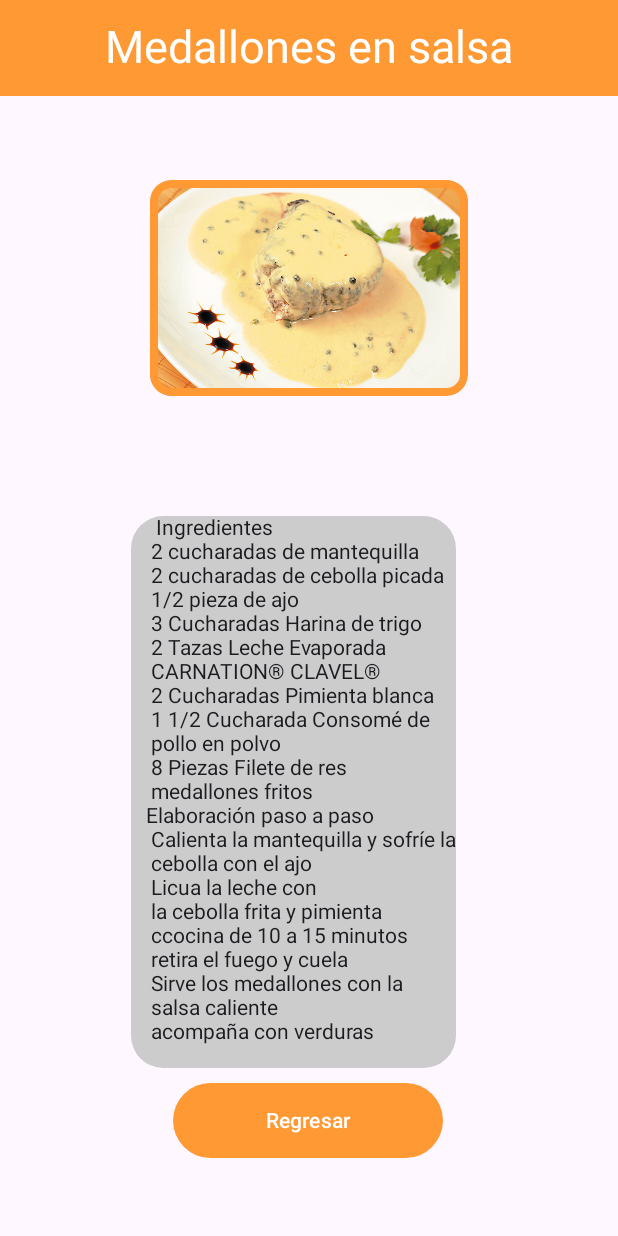
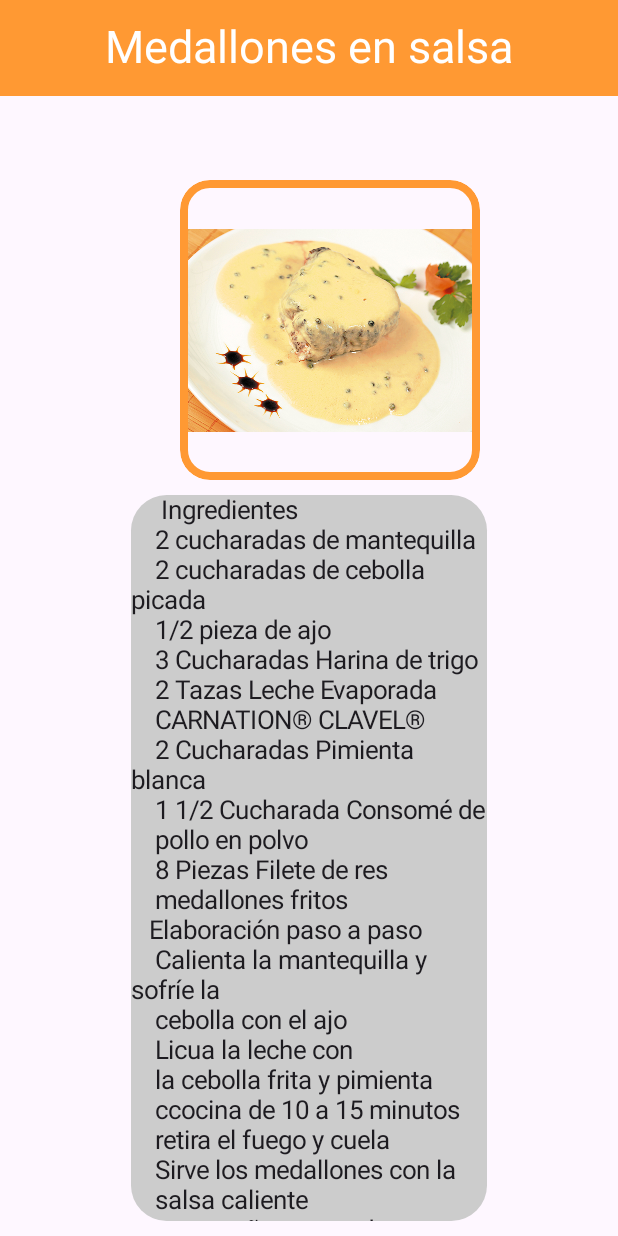
Before and after one commit to danmtzzz/Recetario, an Android app built with Jetpack Compose: the Receta2 screen opened through its navigation route, on a phone screen of 412 x 824 dp. Run offline under Robolectric (Android 15) with nearby library versions, the phone set to English and light mode, and no system bars.

Commit message:
Cmabios en la apariencia de las imagenes y texto

```diff
--- a/app/src/main/java/com/example/recetas/components/BarComponents.kt
+++ b/app/src/main/java/com/example/recetas/components/BarComponents.kt
@@ -29,8 +29,8 @@ fun ImagenRecetas(descripcion:String, recetas:Int, border:Color){
     Image(
         painter = painterResource(recetas),
         contentDescription = descripcion,
-        modifier = Modifier.padding(100.dp,70.dp)
-                            ./*size(200.dp)*/fillMaxWidth()
+        modifier = Modifier.padding(start = 120.dp,top = 70.dp)
+                            .size(200.dp)
                             .clip(RoundedCornerShape(10))
                             .border(5.dp,border, RoundedCornerShape(10))
 
--- a/app/src/main/java/com/example/recetas/components/BodyComponents.kt
+++ b/app/src/main/java/com/example/recetas/components/BodyComponents.kt
@@ -1,12 +1,10 @@
 package com.example.recetas.components
 
-import android.graphics.drawable.Drawable
-import androidx.annotation.DrawableRes
+
 import androidx.compose.foundation.Image
+import androidx.compose.foundation.background
 import androidx.compose.foundation.border
 import androidx.compose.foundation.layout.Spacer
-import androidx.compose.foundation.layout.absolutePadding
-import androidx.compose.foundation.layout.fillMaxWidth
 import androidx.compose.foundation.layout.height
 import androidx.compose.foundation.layout.padding
 import androidx.compose.foundation.layout.size
@@ -20,10 +18,13 @@ import androidx.compose.ui.Modifier
 import androidx.compose.ui.draw.clip
 import androidx.compose.ui.graphics.Color
 import androidx.compose.ui.res.painterResource
+import androidx.compose.ui.text.font.FontFamily
+import androidx.compose.ui.text.font.FontWeight
+import androidx.compose.ui.text.style.TextAlign
 import androidx.compose.ui.unit.Dp
 import androidx.compose.ui.unit.dp
 import androidx.compose.ui.unit.sp
-import com.example.recetas.R
+
 
 @Composable
 fun TitleBody(name:String){
@@ -68,3 +69,33 @@ fun BodyImage(description:String,receta:Int){
                             .border(5.dp,Color(0,153,51), RoundedCornerShape(10))
     )
 }
+
+@Composable
+fun TextRecipe(text: String, backColor: Color, width:Dp, height:Dp){
+    Text(text,
+    modifier = Modifier.padding(width, height).background(backColor,
+        RoundedCornerShape(10)),
+        fontSize = 17.sp)
+}
+
+@Composable
+fun RecipeName(text:String, paddingStart:Dp, paddingTop:Dp){
+    Text(text, fontFamily = FontFamily.SansSerif,
+        textAlign = TextAlign.Center,
+        fontSize = 20.sp,
+        fontWeight = FontWeight.Bold,
+        modifier = Modifier.padding(paddingStart, paddingTop)
+    )
+}
+
+@Composable
+fun RecipeDescription(description: String, paddingVertical:Dp, backgroundColor:Color){
+    Text(
+        description,
+        modifier = Modifier.padding(paddingVertical).background(
+            backgroundColor,
+            RoundedCornerShape(10)
+        ),
+        fontSize = 15.sp
+    )
+}
--- a/app/src/main/java/com/example/recetas/views/HomeView.kt
+++ b/app/src/main/java/com/example/recetas/views/HomeView.kt
@@ -1,32 +1,22 @@
 package com.example.recetas.views
 
 import android.annotation.SuppressLint
-import android.util.Log
-import androidx.compose.foundation.background
-import androidx.compose.foundation.layout.Arrangement
 import androidx.compose.foundation.layout.Column
 import androidx.compose.foundation.layout.Row
-import androidx.compose.foundation.layout.fillMaxHeight
-import androidx.compose.foundation.layout.fillMaxWidth
-import androidx.compose.foundation.layout.height
-import androidx.compose.foundation.layout.padding
-import androidx.compose.foundation.shape.RoundedCornerShape
 import androidx.compose.material3.CenterAlignedTopAppBar
 import androidx.compose.material3.ExperimentalMaterial3Api
 import androidx.compose.material3.Scaffold
-import androidx.compose.material3.Text
 import androidx.compose.material3.TopAppBarDefaults.centerAlignedTopAppBarColors
 import androidx.compose.runtime.Composable
-import androidx.compose.ui.Alignment
-import androidx.compose.ui.Modifier
 import androidx.compose.ui.graphics.Color
-import androidx.compose.ui.graphics.colorspace.ColorSpaces
 import androidx.compose.ui.tooling.preview.Preview
 import androidx.compose.ui.unit.dp
 import androidx.navigation.NavController
 import com.example.recetas.R
 import com.example.recetas.components.BodyImage
 import com.example.recetas.components.MainButton
+import com.example.recetas.components.RecipeDescription
+import com.example.recetas.components.RecipeName
 import com.example.recetas.components.Spacers
 import com.example.recetas.components.TitleRecipe
 
@@ -55,19 +45,11 @@ Column  {
     Row{
         BodyImage("Aguachiles", R.drawable.receta1)
        Column {
-            Text(
+           RecipeName("Aguachiles",50.dp,8.dp)
+            RecipeDescription(
                 "Receta de aguachiles\n" + "con chiles picados y aguacate.",
-                modifier = Modifier/*.fillMaxWidth(0.6f)*/.padding(vertical = 28.dp).background(
-                    Color.LightGray,
-                    RoundedCornerShape(10)
-                )
-            )
+                          24.dp,Color.White)
             MainButton("Ir a la receta", Color(0,153,51), Color.White) {
-//                Log.d(
-//                    "Receta 1",
-//                    "Ir a la receta"
-//                )
-
                 navController.navigate("Receta 1")
             }
        }
@@ -77,18 +59,13 @@ Column  {
     Row {
         BodyImage("Medallones", R.drawable.receta2)
         Column {
-            Text(
+            RecipeName("Medallones", 50.dp,5.dp)
+            RecipeDescription(
                 "Receta de medallones\n" + "con salsa de pimienta y verduras.",
-                modifier = Modifier/*.fillMaxWidth(0.6f)*/.padding(vertical = 28.dp).background(
-                    Color.LightGray,
-                    RoundedCornerShape(10)
-                )
+                            24.dp
+                            ,Color.White
             )
             MainButton("Ir a la receta", Color(0,153,51), Color.White) {
-//                Log.d(
-//                    "Receta 2",
-//                    "Ir a la receta"
-//                )
 
                 navController.navigate("Receta 2")
             }
@@ -99,19 +76,11 @@ Column  {
     Row {
         BodyImage("Hot Cakes", R.drawable.receta3)
         Column {
-            Text(
-                "Receta de hot cakes clásicos\n" + "con leche evaporada y fresas.",
-                modifier = Modifier/*.fillMaxWidth(0.6f)*/.padding(vertical = 28.dp).background(
-                    Color.LightGray,
-                    RoundedCornerShape(10)
-                )
+            RecipeName("Hot Cakes", 50.dp, 5.dp)
+            RecipeDescription("Receta de hot cakes clásicos\n" + "con leche evaporada y fresas.",
+                           24.dp,Color.White
             )
             MainButton("Ir a la receta", Color(0,153,51), Color.White) {
-//                Log.d(
-//                    "Receta 3",
-//                    "Ir a la receta"
-//                )
-
                 navController.navigate("Receta 3")
             }
         }
@@ -120,19 +89,10 @@ Column  {
     Row {
         BodyImage("Puré", R.drawable.receta4)
         Column {
-            Text(
-                "Receta puré de papa\n" + "con mantequilla y pimienta.",
-                modifier = Modifier/*.fillMaxWidth(0.6f)*/.padding(vertical = 28.dp).background(
-                    Color.LightGray,
-                    RoundedCornerShape(10)
-                )
-            )
+            RecipeName("Puré de papa", 35.dp, 5.dp)
+            RecipeDescription("Receta puré de papa\n" + "con mantequilla y pimienta.",
+                                        24.dp, Color.White)
             MainButton("Ir a la receta", Color(0,153,51), Color.White) {
-//                Log.d(
-//                    "Receta 3",
-//                    "Ir a la receta"
-//                )
-
                 navController.navigate("Receta 4")
             }
         }
@@ -146,5 +106,5 @@ Column  {
 
 @Composable
 private fun GreetingPreviewHome(){
-   // HomeView()
+    //HomeView()
 }
--- a/app/src/main/java/com/example/recetas/views/Receta1.kt
+++ b/app/src/main/java/com/example/recetas/views/Receta1.kt
@@ -1,40 +1,24 @@
 package com.example.recetas.views
 
 import android.annotation.SuppressLint
-import android.util.Log
-import androidx.compose.foundation.background
-import androidx.compose.foundation.layout.Arrangement
 import androidx.compose.foundation.layout.Column
 import androidx.compose.foundation.layout.Row
-import androidx.compose.foundation.layout.fillMaxHeight
-import androidx.compose.foundation.layout.fillMaxSize
-import androidx.compose.foundation.layout.height
-import androidx.compose.foundation.layout.padding
-import androidx.compose.foundation.layout.width
-import androidx.compose.foundation.shape.RoundedCornerShape
 import androidx.compose.material3.CenterAlignedTopAppBar
 import androidx.compose.material3.Scaffold
-import androidx.compose.material3.Text
-import androidx.compose.material3.TopAppBar
 import androidx.compose.material3.TopAppBarDefaults.centerAlignedTopAppBarColors
 import androidx.compose.runtime.Composable
-import androidx.compose.ui.Modifier
 import androidx.compose.ui.graphics.Color
 import androidx.compose.ui.tooling.preview.Preview
 import androidx.compose.ui.unit.dp
 import com.example.recetas.components.Spacers
-import com.example.recetas.components.TitleBody
 import com.example.recetas.components.TitleRecipe
-import androidx.compose.material3.CenterAlignedTopAppBar
 import androidx.compose.material3.ExperimentalMaterial3Api
-import androidx.compose.material3.TextField
-import androidx.compose.ui.Alignment
 import androidx.navigation.NavController
 import com.example.recetas.R
 import com.example.recetas.components.ImagenRecetas
-import com.example.recetas.components.MainButton
 import com.example.recetas.components.MainButtonRecetas
 import com.example.recetas.components.SpacerRow
+import com.example.recetas.components.TextRecipe
 
 @SuppressLint("UnusedMaterial3ScaffoldPaddingParameter")
 @OptIn(ExperimentalMaterial3Api::class)
@@ -51,8 +35,6 @@ Scaffold (
 ){
             ContentView(navController)
             }
-
-
 }
 
 @Composable
@@ -60,7 +42,7 @@ private fun ContentView(navController: NavController) {
     Column {
         Spacers(50.dp)
         ImagenRecetas("Aguachiles", R.drawable.receta1,Color(0,153,204))
-        Text(
+        TextRecipe(
             "     Ingredientes\n" +
                     "    1 kg camarón crudo\n" +
                     "    1 ½ taza jugo de limón\n" +
@@ -78,21 +60,15 @@ private fun ContentView(navController: NavController) {
                     "    delgaditas y mézclalo \n"+
                     "    con el preparado de tu licuadora\n"+
                     "    y el pepino en cubitos\n" +
-                    "    Agrega los camarones y la otra mitad\n"+
+                    "    Agrega los camarones\n"+ "y la otra mitad\n"+
                     "    de chiles picados\n" +
                     "    Deja marinar por una hora\n" +
-                    "    Decora con el aguacate\n",
-            modifier = Modifier.padding(75.dp, 10.dp).background(Color.LightGray,
-                RoundedCornerShape(10)
+                    "    Decora con el aguacate\n",Color.LightGray, 75.dp, 25.dp
             )
-        )
+
         Row {
             SpacerRow()
             MainButtonRecetas("Regresar", Color(0,153,204), Color.White) {
-//                Log.d(
-//                    "Home",
-//                    "Soy un boton generico"
-//                )
                 navController.popBackStack()
             }
         }
--- a/app/src/main/java/com/example/recetas/views/Receta2.kt
+++ b/app/src/main/java/com/example/recetas/views/Receta2.kt
@@ -1,19 +1,13 @@
 package com.example.recetas.views
 
 import android.annotation.SuppressLint
-import android.util.Log
-import androidx.compose.foundation.background
 import androidx.compose.foundation.layout.Column
 import androidx.compose.foundation.layout.Row
-import androidx.compose.foundation.layout.padding
-import androidx.compose.foundation.shape.RoundedCornerShape
 import androidx.compose.material3.CenterAlignedTopAppBar
 import androidx.compose.material3.ExperimentalMaterial3Api
 import androidx.compose.material3.Scaffold
-import androidx.compose.material3.Text
 import androidx.compose.material3.TopAppBarDefaults.centerAlignedTopAppBarColors
 import androidx.compose.runtime.Composable
-import androidx.compose.ui.Modifier
 import androidx.compose.ui.graphics.Color
 import androidx.compose.ui.tooling.preview.Preview
 import androidx.compose.ui.unit.dp
@@ -23,6 +17,7 @@ import com.example.recetas.components.ImagenRecetas
 import com.example.recetas.components.MainButtonRecetas
 import com.example.recetas.components.SpacerRow
 import com.example.recetas.components.Spacers
+import com.example.recetas.components.TextRecipe
 import com.example.recetas.components.TitleRecipe
 
 @SuppressLint("UnusedMaterial3ScaffoldPaddingParameter")
@@ -49,7 +44,7 @@ private fun ContentView(navController: NavController) {
     Column {
         Spacers(50.dp)
         ImagenRecetas("Aguachiles", R.drawable.receta2, Color(255,153,51))
-        Text(
+        TextRecipe(
             "     Ingredientes\n" +
                     "    2 cucharadas de mantequilla\n" +
                     "    2 cucharadas de cebolla picada\n" +
@@ -63,7 +58,7 @@ private fun ContentView(navController: NavController) {
                     "    8 Piezas Filete de res\n" +
                     "    medallones fritos\n" +
                     "   Elaboración paso a paso\n" +
-                    "    Calienta la mantequilla y sofríe la\n"+
+                    "    Calienta la mantequilla y\n"+ "sofríe la\n"+
                     "    cebolla con el ajo\n" +
                     "    Licua la leche con\n" +
                     "    la cebolla frita y pimienta \n"+
@@ -71,19 +66,11 @@ private fun ContentView(navController: NavController) {
                     "    retira el fuego y cuela\n" +
                     "    Sirve los medallones con la\n"+
                     "    salsa caliente\n" +
-                    "    acompaña con verduras\n",
-            modifier = Modifier.padding(87.dp, 10.dp).background(
-                Color.LightGray,
-                RoundedCornerShape(10)
-            )
+                    "    acompaña con verduras\n",Color.LightGray,87.dp,10.dp
         )
         Row {
             SpacerRow()
             MainButtonRecetas("Regresar", Color(255,153,51), Color.White) {
-//                Log.d(
-//                    "Home",
-//                    "Soy un boton generico"
-//                )
 
                 navController.popBackStack()
             }
--- a/app/src/main/java/com/example/recetas/views/Receta3.kt
+++ b/app/src/main/java/com/example/recetas/views/Receta3.kt
@@ -1,19 +1,13 @@
 package com.example.recetas.views
 
 import android.annotation.SuppressLint
-import android.util.Log
-import androidx.compose.foundation.background
 import androidx.compose.foundation.layout.Column
 import androidx.compose.foundation.layout.Row
-import androidx.compose.foundation.layout.padding
-import androidx.compose.foundation.shape.RoundedCornerShape
 import androidx.compose.material3.CenterAlignedTopAppBar
 import androidx.compose.material3.ExperimentalMaterial3Api
 import androidx.compose.material3.Scaffold
-import androidx.compose.material3.Text
 import androidx.compose.material3.TopAppBarDefaults.centerAlignedTopAppBarColors
 import androidx.compose.runtime.Composable
-import androidx.compose.ui.Modifier
 import androidx.compose.ui.graphics.Color
 import androidx.compose.ui.tooling.preview.Preview
 import androidx.compose.ui.unit.dp
@@ -23,6 +17,7 @@ import com.example.recetas.components.ImagenRecetas
 import com.example.recetas.components.MainButtonRecetas
 import com.example.recetas.components.SpacerRow
 import com.example.recetas.components.Spacers
+import com.example.recetas.components.TextRecipe
 import com.example.recetas.components.TitleRecipe
 
 @SuppressLint("UnusedMaterial3ScaffoldPaddingParameter")
@@ -49,7 +44,7 @@ private fun ContentView(navController: NavController) {
     Column {
         Spacers(50.dp)
         ImagenRecetas("Hot Cakes Clásicos", R.drawable.receta3, Color(255, 102, 153))
-        Text(
+        TextRecipe(
             "     Ingredientes\n" +
                     "    3/4 Taza leche evaporada\n" +
                     "    1 Huevo\n" +
@@ -67,21 +62,11 @@ private fun ContentView(navController: NavController) {
                     "    cocina por ambos lados \n"+
                     "    y repite el procedimiento\n"+
                     "    con el resto\n" +
-                    "    de la preapración.\n",
-            modifier = Modifier.padding(87.dp, 10.dp).background(
-                Color.LightGray,
-                RoundedCornerShape(10)
-            )
+                    "    de la preapración.\n",Color.LightGray,87.dp,10.dp
         )
         Row {
             SpacerRow()
             MainButtonRecetas("Regresar", Color(255, 102, 153), Color.White) {
-//                Log.d(
-//                    "Home",
-//                    "Soy un boton generico"
-//                )
-
-
                 navController.popBackStack()
             }
         }
--- a/app/src/main/java/com/example/recetas/views/Receta4.kt
+++ b/app/src/main/java/com/example/recetas/views/Receta4.kt
@@ -1,19 +1,13 @@
 package com.example.recetas.views
 
 import android.annotation.SuppressLint
-import android.util.Log
-import androidx.compose.foundation.background
 import androidx.compose.foundation.layout.Column
 import androidx.compose.foundation.layout.Row
-import androidx.compose.foundation.layout.padding
-import androidx.compose.foundation.shape.RoundedCornerShape
 import androidx.compose.material3.CenterAlignedTopAppBar
 import androidx.compose.material3.ExperimentalMaterial3Api
 import androidx.compose.material3.Scaffold
-import androidx.compose.material3.Text
 import androidx.compose.material3.TopAppBarDefaults.centerAlignedTopAppBarColors
 import androidx.compose.runtime.Composable
-import androidx.compose.ui.Modifier
 import androidx.compose.ui.graphics.Color
 import androidx.compose.ui.tooling.preview.Preview
 import androidx.compose.ui.unit.dp
@@ -23,6 +17,7 @@ import com.example.recetas.components.ImagenRecetas
 import com.example.recetas.components.MainButtonRecetas
 import com.example.recetas.components.SpacerRow
 import com.example.recetas.components.Spacers
+import com.example.recetas.components.TextRecipe
 import com.example.recetas.components.TitleRecipe
 
 @SuppressLint("UnusedMaterial3ScaffoldPaddingParameter")
@@ -49,7 +44,7 @@ private fun ContentView(navController: NavController) {
     Column {
         Spacers(50.dp)
         ImagenRecetas("Hot Cakes Clásicos", R.drawable.receta4, Color(204, 255, 51))
-        Text(
+        TextRecipe(
             "     Ingredientes\n" +
                     "    6 Papas peladas y cocidas\n" +
                     "    1 Envase de Leche Evaporada\n"+
@@ -61,19 +56,11 @@ private fun ContentView(navController: NavController) {
                     "    y agrega la leche evaporada\n" +
                     "    con el consomé y pimienta\n" +
                     "    cocina por 5 minutos\n"+
-                    "    y sirve como guarnición\n",
-            modifier = Modifier.padding(horizontal = 88.dp, vertical = 10.dp).background(
-                Color.LightGray,
-                RoundedCornerShape(10)
-            )
+                    "    y sirve como guarnición\n",Color.LightGray,95.dp,10.dp
         )
         Row {
             SpacerRow()
             MainButtonRecetas("Regresar", Color(204, 255, 51), Color.White) {
-//                Log.d(
-//                    "Home",
-//                    "Soy un boton generico"
-//                )
 
                 navController.popBackStack()
             }
```
